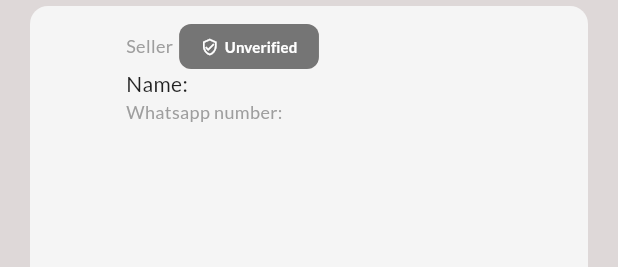
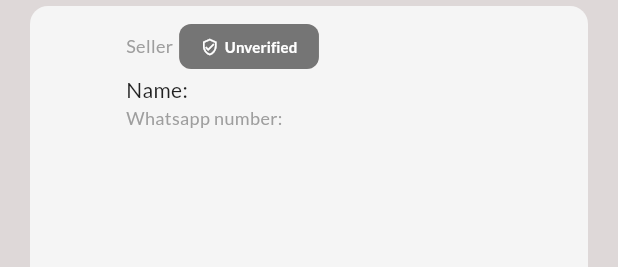
Before and after one commit to KabetEx/KabetEx, a Flutter app: the SellerCard widget shown alone on an empty page, opened directly with empty values, on a phone screen of 412 x 824 dp. Shown: the top 267 px of the screen. Run offline on Flutter 3.47's test engine with Material 3 defaults, Android fonts, the phone set to English and light mode, and no system bars; our stand-ins replace cached_network_image, carousel_slider, connectivity_plus, flutter_riverpod, flutter_switch, google_fonts and 7 more; accounts and stored records are empty.

Commit message:
before salah

```diff
--- a/lib/features/home/widgets/app_title_row.dart
+++ b/lib/features/home/widgets/app_title_row.dart
@@ -3,7 +3,7 @@ import 'package:flutter_riverpod/flutter_riverpod.dart';
 import 'package:flutter_switch/flutter_switch.dart';
 import 'package:hive_flutter/hive_flutter.dart';
 import 'package:kabetex/features/search/search_page.dart';
-import 'package:kabetex/providers/home/profile_provider.dart';
+import 'package:kabetex/providers/products/seller_products/profile_provider.dart';
 import 'package:kabetex/providers/theme_provider.dart';
 import 'package:supabase_flutter/supabase_flutter.dart';
 
--- a/lib/features/home/widgets/drawer.dart
+++ b/lib/features/home/widgets/drawer.dart
@@ -6,7 +6,7 @@ import 'package:kabetex/features/contact_report/presentation/report_page.dart';
 import 'package:kabetex/features/products/presentation/post_product_page.dart';
 import 'package:kabetex/features/products/presentation/my_products_page.dart';
 import 'package:kabetex/features/settings/presentations/settings_page.dart';
-import 'package:kabetex/providers/home/profile_provider.dart';
+import 'package:kabetex/providers/products/seller_products/profile_provider.dart';
 import 'package:kabetex/providers/theme_provider.dart';
 import 'package:kabetex/features/auth/data/auth_services.dart';
 import 'package:supabase_flutter/supabase_flutter.dart';
--- a/lib/features/products/data/product_services.dart
+++ b/lib/features/products/data/product_services.dart
@@ -36,6 +36,8 @@ class ProductService {
           .select('id, full_name, phone_number, isVerified')
           .eq('id', sellerId)
           .maybeSingle();
+
+      print('fetching profile for seller: $sellerId');
 
       if (res == null) {
         return null;
@@ -89,7 +91,6 @@ class ProductService {
         .select()
         .eq('seller_id', sellerId)
         .order('created_at', ascending: false);
-    print('Getting products for ID: $sellerId');
 
     return (res as List<dynamic>?)?.map((p) {
           return Product.fromMap(p);
--- a/lib/features/products/widgets/seller_card.dart
+++ b/lib/features/products/widgets/seller_card.dart
@@ -1,26 +1,35 @@
 import 'package:flutter/material.dart';
+import 'package:flutter_riverpod/flutter_riverpod.dart';
+import 'package:kabetex/providers/products/seller_products/profile_provider.dart';
 
-class SellerCard extends StatelessWidget {
-  const SellerCard({
-    super.key,
-    required this.isDarkMode,
-    required this.isVerified,
-    required this.sellerName,
-    required this.sellerNumber,
-  });
+class SellerCard extends ConsumerWidget {
+  const SellerCard({super.key, required this.sellerId, required this.isDark});
 
-  final bool isDarkMode;
-  final bool isVerified;
-  final String sellerName;
-  final String sellerNumber;
+  final String sellerId;
+  final bool isDark;
+
   @override
-  Widget build(BuildContext context) {
+  Widget build(BuildContext context, WidgetRef ref) {
+    final sellerAsync = ref.watch(sellerProfileProvider(sellerId));
+
     return Padding(
       padding: const EdgeInsets.symmetric(horizontal: 16.0),
-      child: Card(
+      child: sellerAsync.when(
+        loading: () => const Center(child: CircularProgressIndicator()),
+        error: (e, st) => Text('Error: $e'),
+        data: (profile) {
+          if (profile == null) return const Text('Seller not found');
+
+          final isVerified = profile['isVerified'] ?? false;
+          final sellerName = profile['full_name'] ?? 'Guest';
+          final sellerNumber = profile['phone_number'] ?? '-';
+
+          return Card(
             elevation: 0,
-        color: isDarkMode ? Colors.grey[900] : const Color(0xFFF5F5F5),
-        shape: RoundedRectangleBorder(borderRadius: BorderRadius.circular(12)),
+            color: isDark ? Colors.grey[900] : const Color(0xFFF5F5F5),
+            shape: RoundedRectangleBorder(
+              borderRadius: BorderRadius.circular(12),
+            ),
             child: Padding(
               padding: const EdgeInsets.all(12.0),
               child: Row(
@@ -35,10 +44,12 @@ class SellerCard extends StatelessWidget {
                           children: [
                             const Text(
                               'Seller',
-                          style: TextStyle(fontSize: 12, color: Colors.grey),
+                              style: TextStyle(
+                                fontSize: 12,
+                                color: Colors.grey,
+                              ),
                             ),
                             const SizedBox(width: 4),
-                        //verification label
                             Chip(
                               padding: const EdgeInsets.symmetric(
                                 horizontal: 6,
@@ -75,20 +86,24 @@ class SellerCard extends StatelessWidget {
                             ),
                           ],
                         ),
+                        const SizedBox(height: 4),
                         Text(
-                      'Name: $sellerName ',
+                          'Name: $sellerName',
                           maxLines: 1,
                           overflow: TextOverflow.ellipsis,
                           style: TextStyle(
                             fontSize: 14,
-                        color: isDarkMode ? Colors.white : Colors.black87,
+                            color: isDark ? Colors.white : Colors.black87,
                           ),
                         ),
                         Text(
-                      'Whatsapp number:  $sellerNumber',
+                          'Whatsapp number: $sellerNumber',
                           maxLines: 1,
                           overflow: TextOverflow.ellipsis,
-                      style: const TextStyle(fontSize: 12, color: Colors.grey),
+                          style: const TextStyle(
+                            fontSize: 12,
+                            color: Colors.grey,
+                          ),
                         ),
                       ],
                     ),
@@ -96,6 +111,8 @@ class SellerCard extends StatelessWidget {
                 ],
               ),
             ),
+          );
+        },
       ),
     );
   }
--- a/lib/features/profile/presentantion/edit_profile.dart
+++ b/lib/features/profile/presentantion/edit_profile.dart
@@ -1,7 +1,7 @@
 import 'package:flutter/material.dart';
 import 'package:flutter_riverpod/flutter_riverpod.dart';
 import 'package:kabetex/features/profile/data/profile_services.dart';
-import 'package:kabetex/providers/home/profile_provider.dart';
+import 'package:kabetex/providers/products/seller_products/profile_provider.dart';
 import 'package:kabetex/providers/theme_provider.dart';
 
 class EditProfilePage extends ConsumerStatefulWidget {
--- a/lib/features/profile/presentantion/profile_page.dart
+++ b/lib/features/profile/presentantion/profile_page.dart
@@ -7,7 +7,7 @@ import 'package:kabetex/features/profile/presentantion/change_password.dart';
 import 'package:kabetex/features/profile/presentantion/edit_profile.dart';
 import 'package:kabetex/features/profile/presentantion/phone_verification.dart';
 import 'package:kabetex/features/profile/widgets/not_logged_In.dart';
-import 'package:kabetex/providers/home/profile_provider.dart';
+import 'package:kabetex/providers/products/seller_products/profile_provider.dart';
 import 'package:kabetex/providers/home/nav_bar.dart';
 import 'package:kabetex/providers/theme_provider.dart';
 import 'package:supabase_flutter/supabase_flutter.dart';
--- a/lib/providers/home/profile_provider.dart
+++ /dev/null
@@ -1,6 +0,0 @@
-import 'package:flutter_riverpod/flutter_riverpod.dart';
-import 'package:kabetex/features/auth/data/auth_services.dart';
-
-final futureProfileProvider = FutureProvider<Map<String, dynamic>?>((ref) {
-  return AuthService().getProfile();
-});
--- /dev/null
+++ b/lib/providers/products/seller_products/profile_provider.dart
@@ -0,0 +1,28 @@
+import 'package:flutter_riverpod/flutter_riverpod.dart';
+import 'package:kabetex/features/auth/data/auth_services.dart';
+import 'package:supabase_flutter/supabase_flutter.dart';
+
+//used for current logged in user
+final futureProfileProvider = FutureProvider<Map<String, dynamic>?>((ref) {
+  return AuthService().getProfile();
+});
+
+//used in product details page
+final sellerProfileProvider =
+    FutureProvider.family<Map<String, dynamic>?, String>((ref, sellerId) async {
+      try {
+        final supabase = Supabase.instance.client;
+        final res = await supabase
+            .from('profiles')
+            .select('id, full_name, phone_number, isVerified')
+            .eq('id', sellerId)
+            .maybeSingle();
+
+        print('seller profile: $sellerId');
+
+        return res; // returns null if not found
+      } catch (e) {
+        print('Error fetching profile $e');
+        throw Exception('Failed to fetch seller profile');
+      }
+    });
```
Also changed, not shown: lib/features/products/presentation/prod_details.dart (+14 -23 lines), lib/providers/products/seller_products/my_products.dart (line endings or trailing spaces). Lines whose indentation alone changed are shown as unchanged.
